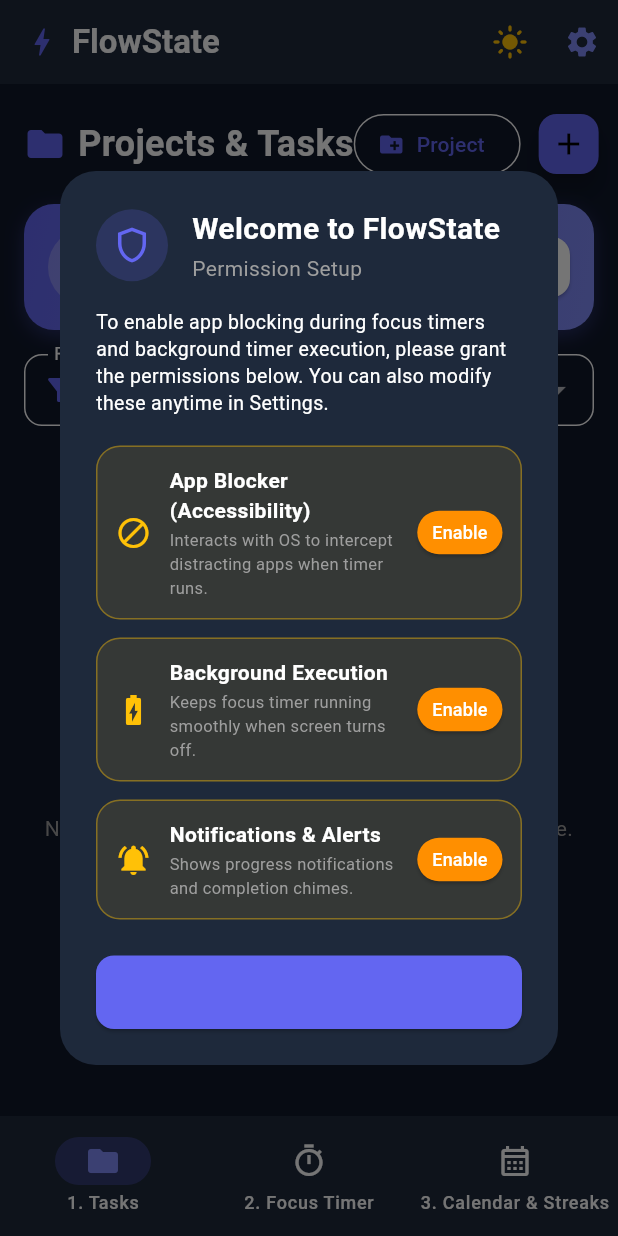
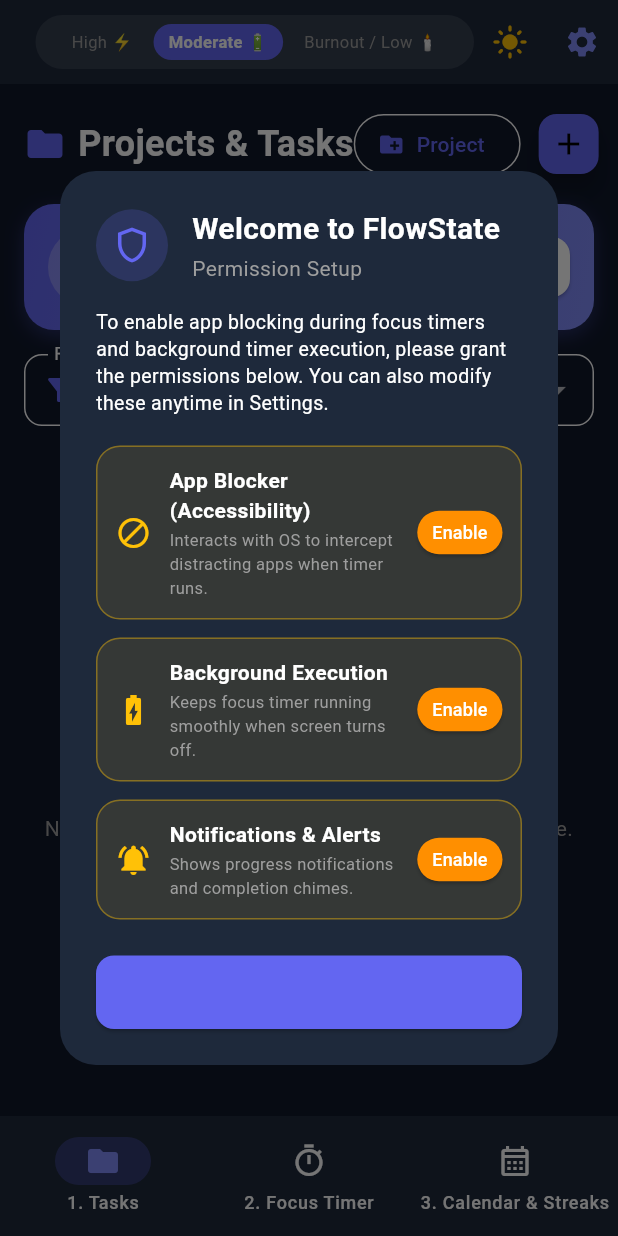
Before and after one commit to brpradeepprabhu90/FocusState, a Flutter app: the screen it shows after launch, on a phone screen of 412 x 824 dp. Run offline on Flutter 3.47's test engine with Material 3 defaults, Android fonts, the phone set to English and light mode, and no system bars; our stand-ins replace audioplayers, file_picker, flutter_local_notifications, shared_preferences, table_calendar; missing offline and left inert: flutter_background_service.

Commit message:
Add Hyperfocus Extension Mode, Mindful Friction Intercepts, Spoon Theory Energy Calibration, and Shame-Free Rest Days

```diff
--- a/lib/models/app_settings.dart
+++ b/lib/models/app_settings.dart
@@ -4,6 +4,7 @@
   bool hapticFeedbackEnabled;
   bool notificationsEnabled;
   int dailyGoalPomodoros;
+  String energyLevel; // 'High', 'Moderate', 'Low'
 
   AppSettings({
     this.defaultPomodoroMinutes = 25,
@@ -11,6 +12,7 @@
     this.hapticFeedbackEnabled = true,
     this.notificationsEnabled = true,
     this.dailyGoalPomodoros = 4,
+    this.energyLevel = 'Moderate',
   });
 
   factory AppSettings.fromJson(Map<String, dynamic> json) {
@@ -20,6 +22,7 @@
       hapticFeedbackEnabled: json['hapticFeedbackEnabled'] ?? true,
       notificationsEnabled: json['notificationsEnabled'] ?? true,
       dailyGoalPomodoros: json['dailyGoalPomodoros'] ?? 4,
+      energyLevel: json['energyLevel'] ?? 'Moderate',
     );
   }
 
@@ -30,6 +33,7 @@
       'hapticFeedbackEnabled': hapticFeedbackEnabled,
       'notificationsEnabled': notificationsEnabled,
       'dailyGoalPomodoros': dailyGoalPomodoros,
+      'energyLevel': energyLevel,
     };
   }
 }
--- a/lib/views/home_screen.dart
+++ b/lib/views/home_screen.dart
@@ -8,6 +8,8 @@
 import '../controllers/app_controller.dart';
 
 import 'permission_onboarding_dialog.dart';
+
+import '../widgets/energy_selector_widget.dart';
 
 class MainHomeScreen extends StatefulWidget {
   final ThemeMode currentThemeMode;
@@ -157,6 +159,10 @@
             ),
             elevation: 0,
             actions: [
+              EnergySelectorWidget(
+                currentEnergyLevel: _controller.settings.energyLevel,
+                onEnergyChanged: _controller.updateEnergyLevel,
+              ),
               IconButton(
                 icon: Icon(isDark ? Icons.light_mode : Icons.dark_mode, color: Colors.amber),
                 tooltip: isDark ? 'Switch to Light Mode' : 'Switch to Dark Mode',
--- /dev/null
+++ b/lib/widgets/energy_selector_widget.dart
@@ -0,0 +1,60 @@
+import 'package:flutter/material.dart';
+import '../constants/app_constants.dart';
+
+class EnergySelectorWidget extends StatelessWidget {
+  final String currentEnergyLevel;
+  final ValueChanged<String> onEnergyChanged;
+
+  const EnergySelectorWidget({
+    Key? key,
+    required this.currentEnergyLevel,
+    required this.onEnergyChanged,
+  }) : super(key: key);
+
+  @override
+  Widget build(BuildContext context) {
+    final levels = [
+      {'id': 'High', 'label': 'High ⚡', 'color': AppConstants.accentEmerald},
+      {'id': 'Moderate', 'label': 'Moderate 🔋', 'color': AppConstants.primaryIndigo},
+      {'id': 'Low', 'label': 'Burnout / Low 🕯️', 'color': AppConstants.warningAmber},
+    ];
+
+    return Container(
+      padding: const EdgeInsets.symmetric(horizontal: 12, vertical: 6),
+      decoration: BoxDecoration(
+        color: Colors.white10,
+        borderRadius: BorderRadius.circular(20),
+      ),
+      child: Row(
+        mainAxisSize: MainAxisSize.min,
+        children: levels.map((lvl) {
+          final isSelected = currentEnergyLevel == lvl['id'];
+          final color = lvl['color'] as Color;
+
+          return Padding(
+            padding: const EdgeInsets.symmetric(horizontal: 2.0),
+            child: GestureDetector(
+              onTap: () => onEnergyChanged(lvl['id'] as String),
+              child: AnimatedContainer(
+                duration: const Duration(milliseconds: 200),
+                padding: const EdgeInsets.symmetric(horizontal: 10, vertical: 4),
+                decoration: BoxDecoration(
+                  color: isSelected ? color : Colors.transparent,
+                  borderRadius: BorderRadius.circular(16),
+                ),
+                child: Text(
+                  lvl['label'] as String,
+                  style: TextStyle(
+                    fontSize: 11,
+                    fontWeight: isSelected ? FontWeight.bold : FontWeight.normal,
+                    color: isSelected ? Colors.white : Colors.grey,
+                  ),
+                ),
+              ),
+            ),
+          );
+        }).toList(),
+      ),
+    );
+  }
+}
```
Also changed, not shown: lib/controllers/app_controller.dart (+17 -3 lines), lib/widgets/timer_display.dart (+16 -5 lines), 1 other file.
